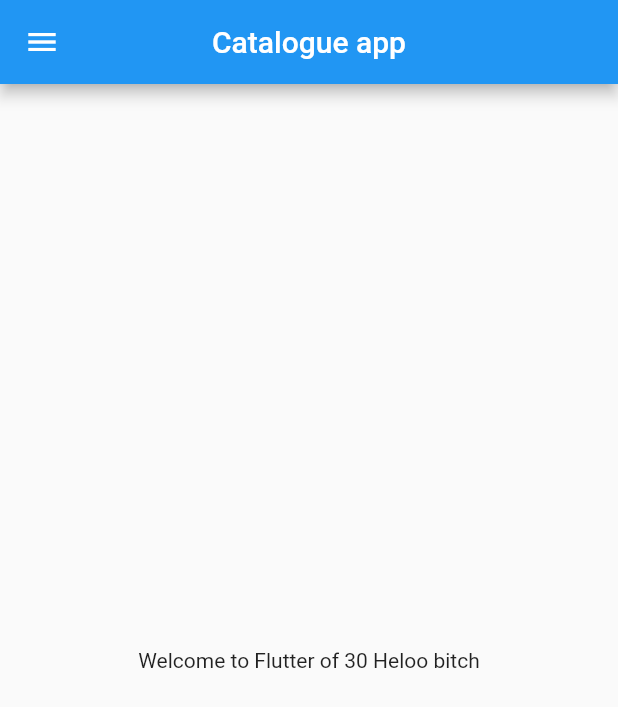
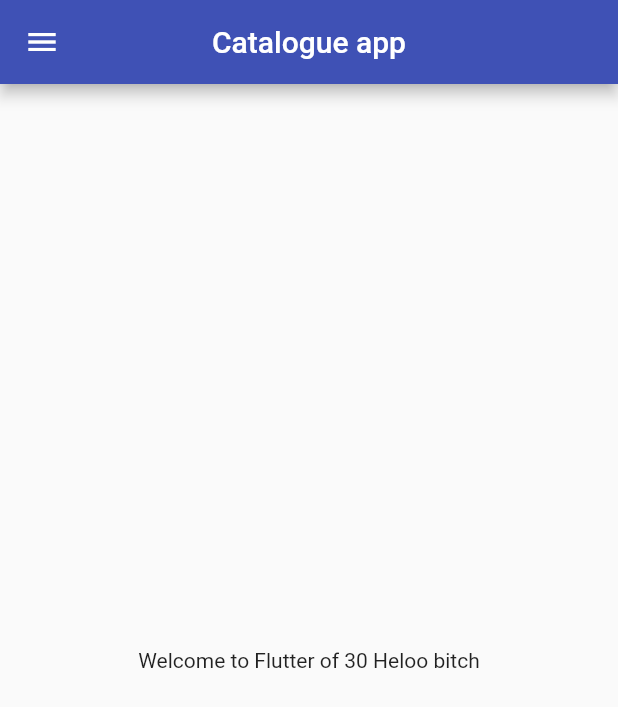
Before and after one commit to Tanmay116/flutter_catalog, a Flutter app: the screen it shows after launch, on a phone screen of 412 x 824 dp. Shown: the top 707 px of the screen. Run offline on Flutter 3.47's test engine with Material 2 defaults, Android fonts, the phone set to English and light mode, and no system bars.

Commit message:
day3_completed

```diff
--- a/lib/main.dart
+++ b/lib/main.dart
@@ -1,6 +1,7 @@
 import 'package:flutter/material.dart';
+import 'package:flutter_catalog/pages/login_page.dart';
 
-import 'homepage.dart';
+import 'pages/homepage.dart';
 
 void main() {
   runApp(MyApp());
@@ -12,7 +13,16 @@ class MyApp extends StatelessWidget {
   @override
   Widget build(BuildContext context) {
     return MaterialApp(
-        home: homepage(),
+      theme: ThemeData(primarySwatch: Colors.indigo),
+      themeMode: ThemeMode.light,
+      darkTheme: ThemeData(
+          brightness: Brightness.dark, primarySwatch: Colors.deepOrange),
+      initialRoute: "/home",
+      routes: {
+        "/": (context) => LoginPage(),
+        "/home": (context) => HomePage(),
+        "/login": (context) => LoginPage()
+      },
     );
   }
 }
--- a/lib/homepage.dart
+++ b/lib/pages/homepage.dart
@@ -1,12 +1,13 @@
 import 'package:flutter/material.dart';
 
-class homepage extends StatelessWidget {
-  const homepage({super.key});
+class HomePage extends StatelessWidget {
+  const HomePage({super.key});
 
   @override
   Widget build(BuildContext context) {
     final num days = 30;
     final String name = "Heloo bitch";
+
     return Scaffold(
       appBar: AppBar(
         title: Text("Catalogue app"),
```
Also changed, not shown: lib/pages/login_page.dart (added, +21 -0 lines).
